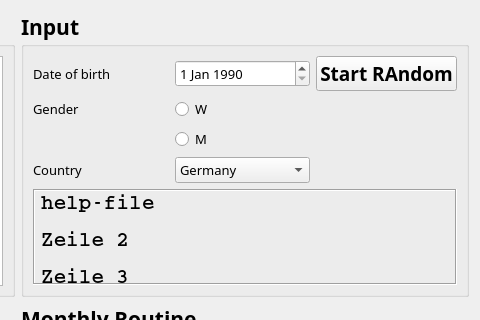
Before: the Qt Designer form layout.ui in GiantLab/Carpe_Diem, drawn with Qt 5; both pictures show x 320 to 800 and y 0 to 320 of the 800 by 600 pixel window.
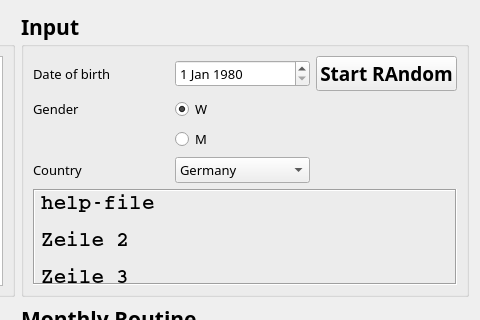
After: the same form once the commit is applied.

```diff
--- a/layout.ui
+++ b/layout.ui
@@ -94,7 +94,7 @@
         </property>
         <property name="date">
          <date>
-          <year>1990</year>
+          <year>1980</year>
           <month>1</month>
           <day>1</day>
          </date>
@@ -204,6 +204,9 @@
         <property name="text">
          <string>W</string>
         </property>
+        <property name="checked">
+         <bool>true</bool>
+        </property>
        </widget>
       </item>
       <item row="5" column="1">
```
